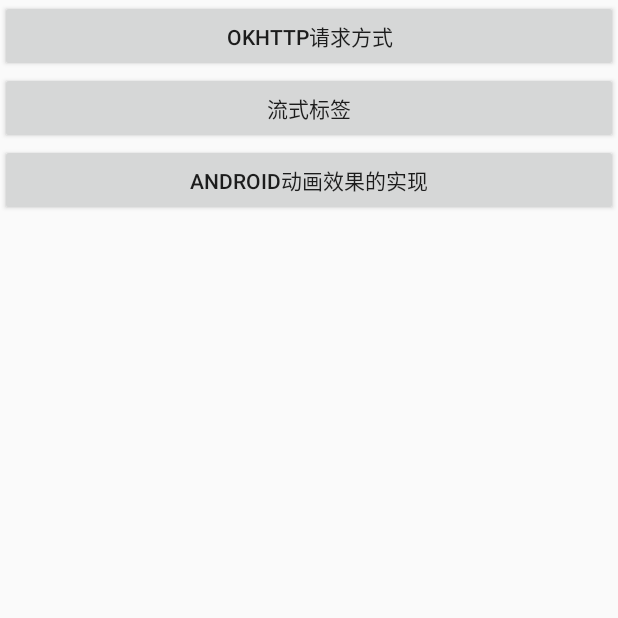
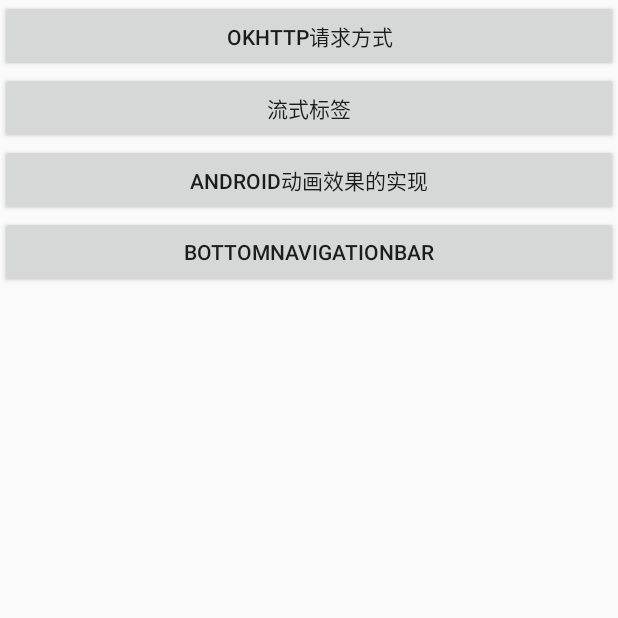
Before and after one commit to Lisamylove/WilsonXin, an Android app: the screen it shows after launch (ButtonActivity), on a phone screen of 412 x 824 dp, the top half of it. Run offline under Robolectric (Android 15) with nearby library versions, the phone set to English and light mode, and no system bars.

Commit message:
bottomNavigationBar的布局文件

```diff
--- a/RequestDemo/app/src/main/res/layout/activity_bottomnavigationbar.xml
+++ b/RequestDemo/app/src/main/res/layout/activity_bottomnavigationbar.xml
@@ -27,6 +27,7 @@
             android:layout_height="match_parent"
             android:background="#ed4255"
             android:text="菜单"
+            android:clickable="true"
             android:textColor="#ffffffff"
             android:textSize="18dp"
             />
--- a/RequestDemo/app/src/main/res/layout/activity_button.xml
+++ b/RequestDemo/app/src/main/res/layout/activity_button.xml
@@ -12,15 +12,22 @@
         android:text="Okhttp请求方式"
         android:layout_width="match_parent"
         android:layout_height="wrap_content" />
+
     <Button
         android:id="@+id/bt_button"
         android:text="流式标签"
         android:layout_width="match_parent"
         android:layout_height="wrap_content" />
+
     <Button
         android:id="@+id/bt_donghua"
         android:text="Android动画效果的实现"
         android:layout_width="match_parent"
         android:layout_height="wrap_content" />
 
+    <Button
+        android:id="@+id/bt_BottomNavigationBar"
+        android:text="BottomNavigationBar"
+        android:layout_width="match_parent"
+        android:layout_height="wrap_content" />
 </LinearLayout>
```
